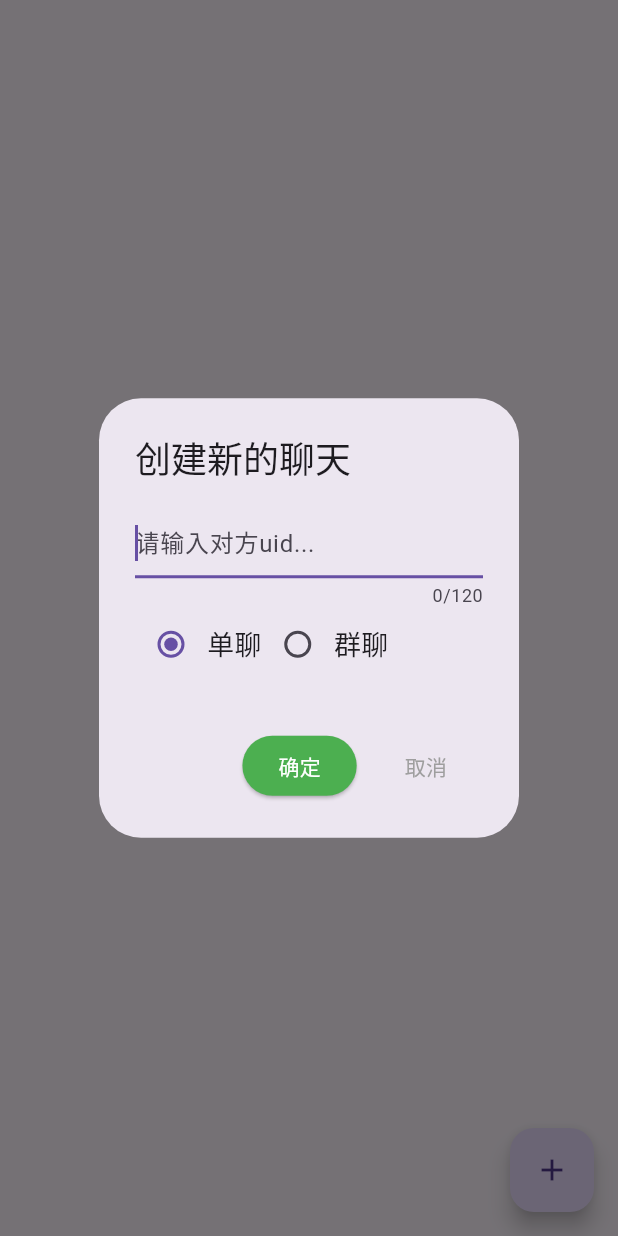
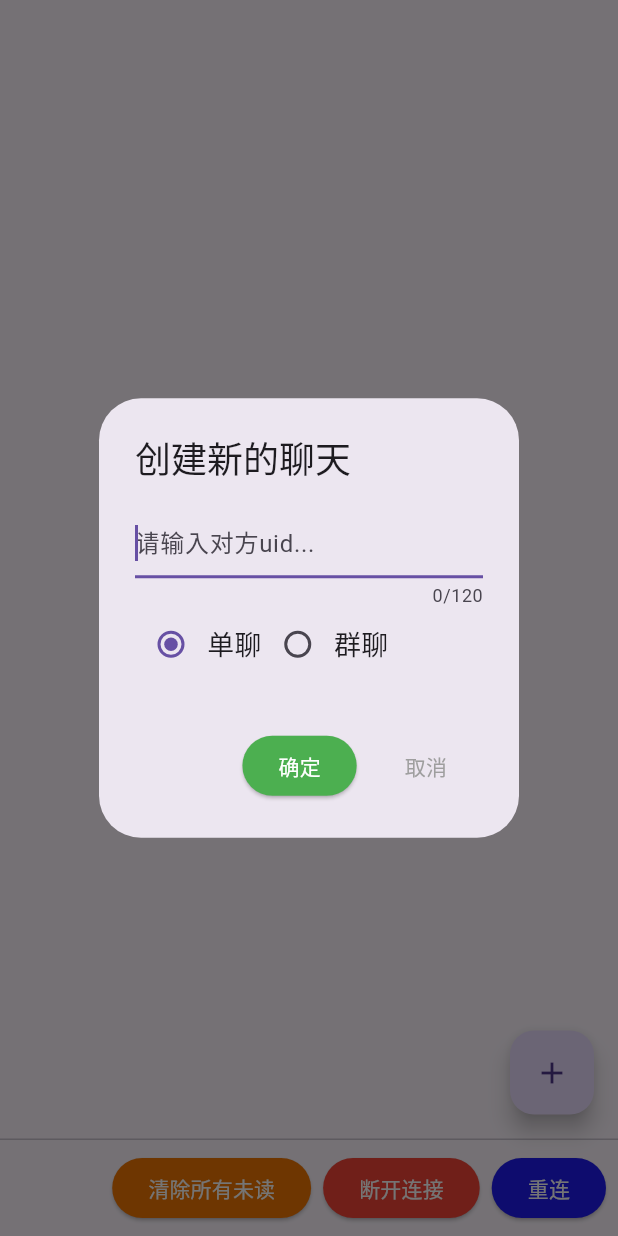
Before and after one commit to WuKongIM/WuKongIMFlutterSDK, a Flutter app: the ListViewShowData screen opened directly, after a tap on the "add" icon, on a phone screen of 412 x 824 dp. Run offline on Flutter 3.47's test engine with Material 3 defaults, Android fonts, the phone set to English and light mode, and no system bars; our stand-ins replace connectivity, dio, shared_preferences, sqflite; missing offline and left inert: dart:ffi, encrypt, x25519; accounts and stored records are empty.

```diff
--- a/example/lib/home.dart
+++ b/example/lib/home.dart
@@ -55,10 +55,19 @@ class ListViewShowDataState extends State<ListViewShowData> {
         _connectionStatusStr = '同步消息中...';
       } else if (status == WKConnectStatus.kicked) {
         _connectionStatusStr = '未连接，在其他设备登录';
+      } else if (status == WKConnectStatus.fail) {
+        _connectionStatusStr = '未连接';
       }
       if (mounted) {
         setState(() {});
       }
+    });
+    WKIM.shared.conversationManager
+        .addOnClearAllRedDotListener("chat_conversation", () {
+      for (var i = 0; i < msgList.length; i++) {
+        msgList[i].msg.unreadCount = 0;
+      }
+      setState(() {});
     });
     // 监听更新消息事件
     WKIM.shared.conversationManager.addOnRefreshMsgListener('chat_conversation',
@@ -256,6 +265,44 @@ class ListViewShowDataState extends State<ListViewShowData> {
         tooltip: 'Increment',
         child: const Icon(Icons.add),
       ),
+      persistentFooterButtons: [
+        ElevatedButton(
+          style: ElevatedButton.styleFrom(
+            backgroundColor: const Color.fromARGB(255, 240, 117, 2),
+          ),
+          onPressed: () {
+            WKIM.shared.conversationManager.clearAllRedDot();
+          },
+          child: const Text(
+            '清除所有未读',
+            style: TextStyle(color: Colors.white),
+          ),
+        ),
+        ElevatedButton(
+          style: ElevatedButton.styleFrom(
+            backgroundColor: Colors.red,
+          ),
+          onPressed: () {
+            WKIM.shared.connectionManager.disconnect(false);
+          },
+          child: const Text(
+            '断开连接',
+            style: TextStyle(color: Colors.white),
+          ),
+        ),
+        ElevatedButton(
+          style: ElevatedButton.styleFrom(
+            backgroundColor: const Color.fromARGB(255, 31, 27, 239),
+          ),
+          onPressed: () {
+            WKIM.shared.connectionManager.connect();
+          },
+          child: const Text(
+            '重连',
+            style: TextStyle(color: Colors.white),
+          ),
+        ),
+      ],
     );
   }
 
--- a/lib/db/conversation.dart
+++ b/lib/db/conversation.dart
@@ -191,6 +191,14 @@ class ConversationDB {
     return maxVersion;
   }
 
+  Future<int> clearAllRedDot() async {
+    var map = <String, Object>{};
+    map['unread_count'] = 0;
+    return await WKDBHelper.shared
+        .getDB()
+        .update(WKDBConst.tableConversation, map, where: "unread_count>0");
+  }
+
   Future<int> updateWithField(
       dynamic map, String channelID, int channelType) async {
     return await WKDBHelper.shared.getDB().update(
--- a/lib/manager/connect_manager.dart
+++ b/lib/manager/connect_manager.dart
@@ -135,6 +135,8 @@ class WKConnectionManager {
       WKDBHelper.shared.close();
     }
     _closeAll();
+    WKIM.shared.connectionManager
+        .setConnectionStatus(WKConnectStatus.fail, "Actively disconnect");
   }
 
   _socketConnect(String addr) {
--- a/lib/manager/conversation_manager.dart
+++ b/lib/manager/conversation_manager.dart
@@ -17,6 +17,7 @@ class WKConversationManager {
 
   HashMap<String, Function(WKUIConversationMsg, bool)>? _refeshMsgMap;
   HashMap<String, Function(String, int)>? _deleteMsgMap;
+  HashMap<String, Function()>? _clearAllRedDotMap;
 
   Function(String lastSsgSeqs, int msgCount, int version,
       Function(WKSyncConversation))? _syncConersationBack;
@@ -74,6 +75,13 @@ class WKConversationManager {
     ConversationDB.shared.clearAll();
   }
 
+  clearAllRedDot() async {
+    int row = await ConversationDB.shared.clearAllRedDot();
+    if (row > 0) {
+      _setClearAllRedDot();
+    }
+  }
+
   updateRedDot(String channelID, int channelType, int redDot) async {
     var map = <String, Object>{};
     map['unread_count'] = redDot;
@@ -90,6 +98,25 @@ class WKConversationManager {
     if (msg != null) {
       var uiMsg = ConversationDB.shared.getUIMsg(msg);
       setRefreshMsg(uiMsg, true);
+    }
+  }
+
+  addOnClearAllRedDotListener(String key, Function() back) {
+    _clearAllRedDotMap ??= HashMap();
+    _clearAllRedDotMap![key] = back;
+  }
+
+  removeClearAllRedDotListener(String key) {
+    if (_clearAllRedDotMap != null) {
+      _clearAllRedDotMap!.remove(key);
+    }
+  }
+
+  _setClearAllRedDot() {
+    if (_clearAllRedDotMap != null) {
+      _clearAllRedDotMap!.forEach((key, back) {
+        back();
+      });
     }
   }
 
--- a/pubspec.yaml
+++ b/pubspec.yaml
@@ -15,7 +15,7 @@ description: wukong IM flutter sdk
 # https://developer.apple.com/library/archive/documentation/General/Reference/InfoPlistKeyReference/Articles/CoreFoundationKeys.html
 # In Windows, build-name is used as the major, minor, and patch parts
 # of the product and file versions while build-number is used as the build suffix.
-version: 1.3.5
+version: 1.3.6
 homepage: https://github.com/WuKongIM/WuKongIMFlutterSDK
 
 environment:
```
Also changed, not shown: 2 other files.
